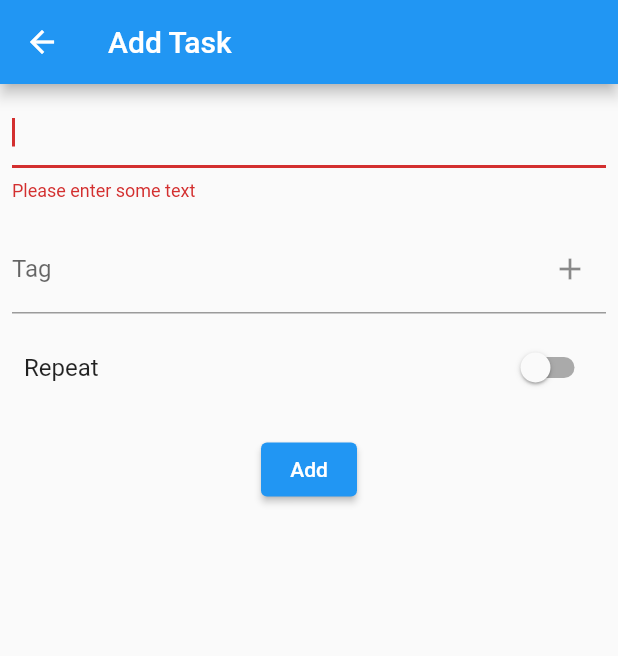
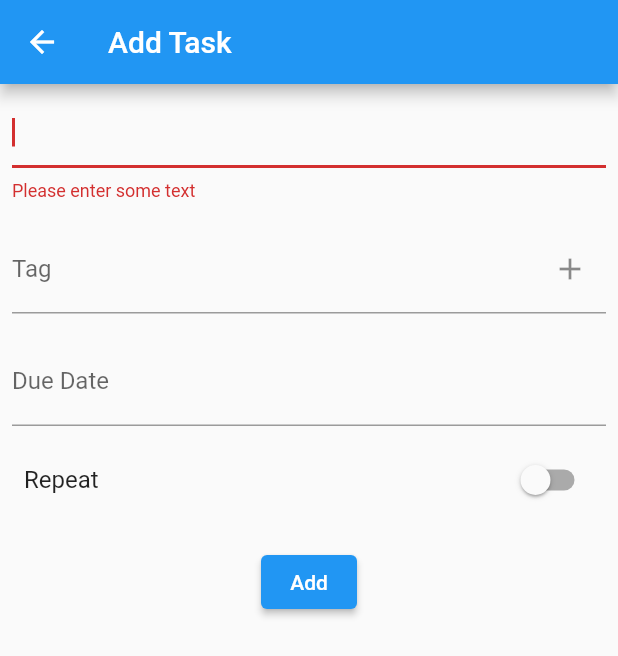
Before and after one commit to rmolabanti/r-tasks, a Flutter app: the AddTaskForm screen opened directly with empty values, after a tap on "Add", on a phone screen of 412 x 824 dp. Shown: the top 656 px of the screen. Run offline on Flutter 3.47's test engine with Material 2 defaults, Android fonts, the light colour scheme and no system bars; our stand-ins replace cloud_firestore, firebase_auth, firebase_core, flutter_signin_button, get; missing offline and left inert: dart:html; accounts and stored records are empty; generated files the repository leaves out were written again.

Commit message:
Due date

```diff
--- a/lib/add_task_form.dart
+++ b/lib/add_task_form.dart
@@ -1,5 +1,6 @@
 import 'package:flutter/material.dart';
 import 'package:get/get.dart';
+import 'package:intl/intl.dart';
 import 'package:r_tasks/task.dart';
 
 import 'TasksController.dart';
@@ -29,6 +30,22 @@ class AddTaskFormState extends State<AddTaskForm> {
     }
   }
 
+  Future<void> _selectDate() async {
+    final DateTime? pickedDate = await showDatePicker(
+      context: context,
+      initialDate: DateTime.now(),
+      firstDate: DateTime(2000),
+      lastDate: DateTime(2100),
+    );
+
+    if (pickedDate != null && pickedDate != widget.task.dueDate) {
+      setState(() {
+        widget.task.dueDate = pickedDate;
+      });
+    }
+  }
+
+
   @override
   void initState() {
     super.initState();
@@ -50,6 +67,27 @@ class AddTaskFormState extends State<AddTaskForm> {
           widget.task.tags.remove(tag);
         });
       },
+    );
+  }
+
+  ElevatedButton _buildElevatedButtonAdd(BuildContext context) {
+    return ElevatedButton(
+      onPressed: () {
+        if (_formKey.currentState!.validate()) {
+          ScaffoldMessenger.of(context).showSnackBar(
+            SnackBar(content: Text(addTaskController.text)),
+          );
+          if(widget.task.name.isNotEmpty){
+            widget.task.name=addTaskController.text;
+            widget.tasksController.updateTask(widget.task);
+          }else{
+            widget.task.name=addTaskController.text;
+            widget.tasksController.handleNewTask(widget.task);
+          }
+          Navigator.of(context).pop();
+        }
+      },
+      child: Text(widget.task.name.isNotEmpty  ? "Update":"Add"),
     );
   }
 
@@ -94,6 +132,21 @@ class AddTaskFormState extends State<AddTaskForm> {
                     ),
                   ),
                 ),
+                Padding(
+                  padding: const EdgeInsets.all(8.0),
+                  child: TextFormField(
+                    decoration: const InputDecoration(
+                      labelText: 'Due Date',
+                    ),
+                    onTap: _selectDate, // Open date picker on tap
+                    readOnly: true, // Disable manual text input
+                    controller: TextEditingController(
+                      text: widget.task.dueDate != null
+                          ? DateFormat('dd MMM yyyy').format(widget.task.dueDate!)
+                          : '', // Show selected date if available
+                    ),
+                  ),
+                ),
                 SwitchListTile(
                   title: const Text('Repeat'),
                   value: widget.task.isRepeating,
@@ -106,24 +159,7 @@ class AddTaskFormState extends State<AddTaskForm> {
                 Center(
                   child: Padding(
                     padding: const EdgeInsets.symmetric(vertical: 16.0),
-                    child: ElevatedButton(
-                        onPressed: () {
-                          if (_formKey.currentState!.validate()) {
-                            ScaffoldMessenger.of(context).showSnackBar(
-                              SnackBar(content: Text(addTaskController.text)),
-                            );
-                            if(widget.task.name.isNotEmpty){
-                              widget.task.name=addTaskController.text;
-                              widget.tasksController.updateTask(widget.task);
-                            }else{
-                              widget.task.name=addTaskController.text;
-                              widget.tasksController.handleNewTask(widget.task);
-                            }
-                            Navigator.of(context).pop();
-                          }
-                        },
-                        child: Text(widget.task.name.isNotEmpty  ? "Update":"Add"),
-                    ),
+                    child: _buildElevatedButtonAdd(context),
                   ),
                 ),
               ],
@@ -131,4 +167,6 @@ class AddTaskFormState extends State<AddTaskForm> {
       ),
     );
   }
+
+
 }
--- a/pubspec.yaml
+++ b/pubspec.yaml
@@ -45,6 +45,7 @@ dependencies:
   url_launcher_web: ^2.0.13
   flutter_html: ^2.2.1
   get: ^4.6.5
+  intl: ^0.18.1
 
 dev_dependencies:
   flutter_test:
```
Also changed, not shown: lib/TasksController.dart (+13 -0 lines), lib/task.dart (+5 -5 lines), pubspec.lock.
